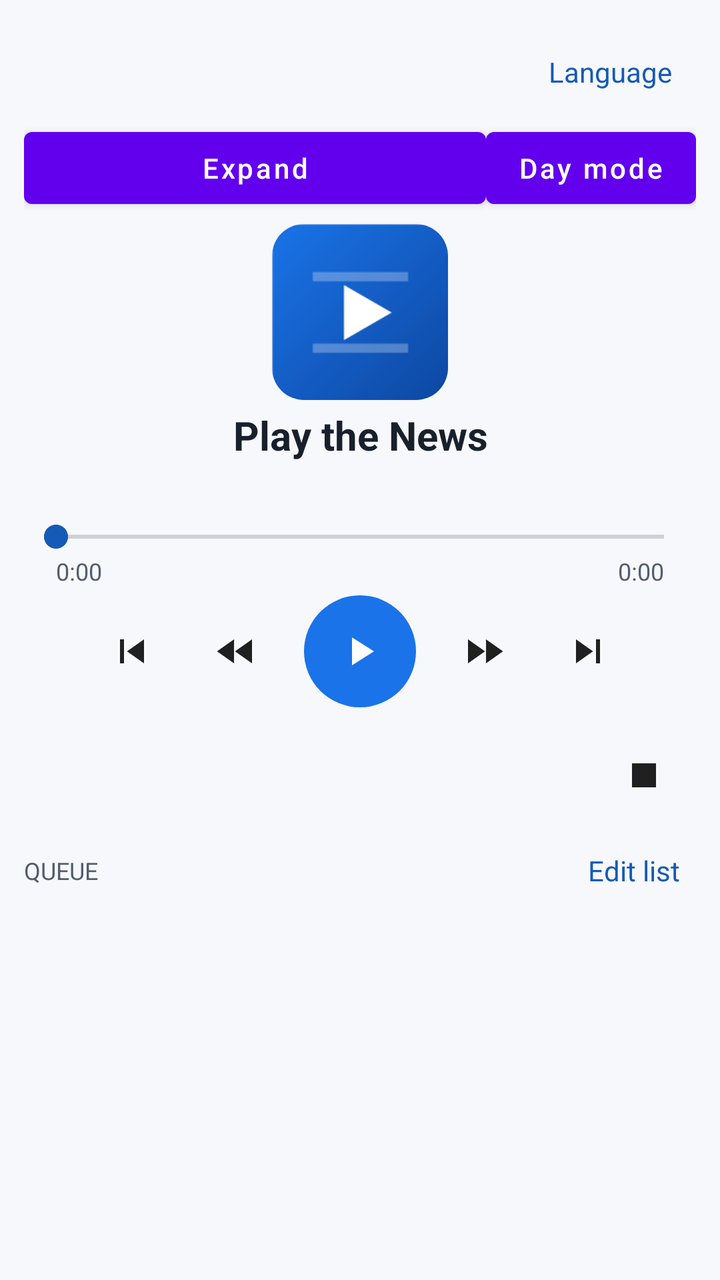
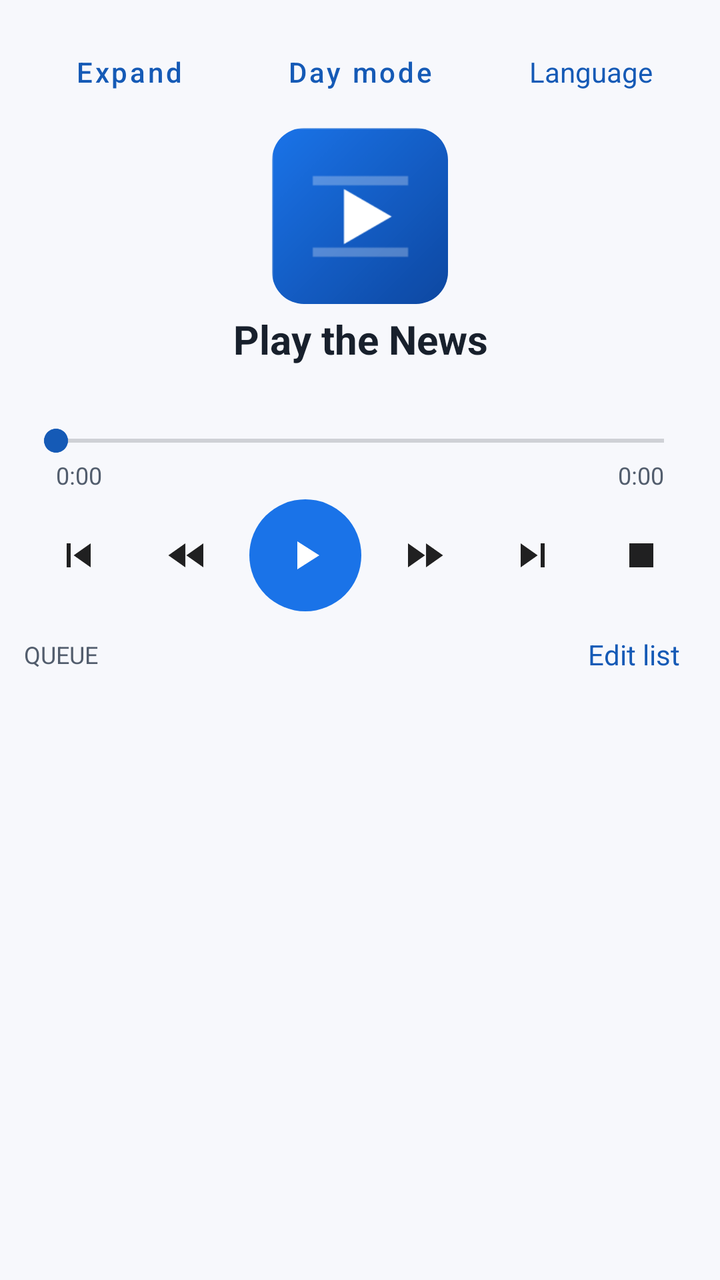

The first picture is an Android layout as it rendered before a commit; the second is the same layout after the commit. The layout source and the unified diff follow.
<!-- AndroidManifest.xml: fallback theme Theme.MaterialComponents.DayNight.NoActionBar -->
<!-- res/layout/activity_player.xml -->
<?xml version="1.0" encoding="utf-8"?>
<FrameLayout xmlns:android="http://schemas.android.com/apk/res/android"
    android:layout_width="match_parent"
    android:layout_height="match_parent"
    android:background="@color/background"
    android:fitsSystemWindows="true">

<LinearLayout
    android:layout_width="match_parent"
    android:layout_height="match_parent"
    android:orientation="vertical"
    android:paddingLeft="12dp"
    android:paddingRight="12dp"
    android:paddingTop="12dp"
    android:paddingBottom="12dp">

    <LinearLayout android:layout_width="match_parent" android:layout_height="wrap_content" android:orientation="horizontal" android:gravity="center_vertical">
    <HorizontalScrollView
        android:layout_weight="1"
        android:layout_width="0dp"
        android:layout_height="wrap_content"
        android:scrollbars="none">
        <LinearLayout
            android:id="@+id/categories"
            android:layout_width="wrap_content"
            android:layout_height="wrap_content"
            android:orientation="horizontal" />
    </HorizontalScrollView>
    <TextView android:id="@+id/language" android:layout_width="wrap_content" android:layout_height="48dp" android:layout_gravity="end" android:gravity="center" android:paddingLeft="12dp" android:paddingRight="12dp" android:textSize="14sp" android:textColor="@color/accent" android:background="?android:attr/selectableItemBackground" android:text="@string/language" />
    </LinearLayout>

    <LinearLayout android:layout_width="match_parent" android:layout_height="wrap_content" android:orientation="horizontal">
        <Button android:id="@+id/collapse_player" android:layout_width="0dp" android:layout_weight="1" android:layout_height="48dp" android:textAllCaps="false" android:textSize="14sp" android:text="@string/expand_player" />
        <Button android:id="@+id/theme_toggle" android:layout_width="wrap_content" android:layout_height="48dp" android:textAllCaps="false" android:textSize="14sp" android:text="@string/day_mode" />
    </LinearLayout>
    <ImageView
        android:id="@+id/art"
        android:layout_width="88dp"
        android:layout_height="88dp"
        android:layout_gravity="center_horizontal"
        android:layout_marginTop="4dp"
        android:background="@drawable/bg_art"
        android:clipToOutline="true"
        android:scaleType="centerCrop"
        android:src="@mipmap/ic_launcher"
        android:contentDescription="@null" />

    <TextView
        android:id="@+id/title"
        android:layout_width="match_parent"
        android:layout_height="wrap_content"
        android:layout_marginTop="4dp"
        android:gravity="center"
        android:maxLines="2"
        android:ellipsize="end"
        android:textColor="@color/primary"
        android:textSize="20sp"
        android:textStyle="bold"
        android:text="@string/app_name" />

    <TextView
        android:id="@+id/subtitle"
        android:layout_width="match_parent"
        android:layout_height="wrap_content"
        android:layout_marginTop="4dp"
        android:gravity="center"
        android:maxLines="1"
        android:ellipsize="end"
        android:textColor="@color/secondary"
        android:textSize="15sp" />

    <LinearLayout android:id="@+id/player_details" android:layout_width="match_parent" android:layout_height="wrap_content" android:orientation="vertical">
    <SeekBar
        android:id="@+id/seek"
        android:layout_width="match_parent"
        android:layout_height="wrap_content"
        android:progressTint="@color/accent"
        android:progressBackgroundTint="#FF5F6368"
        android:thumbTint="@color/accent"
        android:layout_marginTop="4dp" />

    <LinearLayout
        android:layout_width="match_parent"
        android:layout_height="wrap_content"
        android:orientation="horizontal"
        android:paddingLeft="16dp"
        android:paddingRight="16dp">
        <TextView
            android:id="@+id/elapsed"
            android:layout_width="0dp"
            android:layout_height="wrap_content"
            android:layout_weight="1"
            android:textColor="@color/secondary"
            android:textSize="12sp"
            android:text="0:00" />
        <TextView
            android:id="@+id/duration"
            android:layout_width="wrap_content"
            android:layout_height="wrap_content"
            android:textColor="@color/secondary"
            android:textSize="12sp"
            android:text="0:00" />
    </LinearLayout>

    </LinearLayout>
    <LinearLayout
        android:layout_width="match_parent"
        android:layout_height="wrap_content"
        android:layout_marginTop="4dp"
        android:gravity="center"
        android:orientation="horizontal">

        <ImageButton android:id="@+id/prev" style="@style/ControlButton"
            android:src="@drawable/ic_prev" android:contentDescription="@string/previous" />
        <ImageButton android:id="@+id/rewind" style="@style/ControlButton"
            android:src="@drawable/ic_rewind" android:contentDescription="@string/rewind" />
        <ImageButton
            android:id="@+id/play_pause"
            android:layout_width="56dp"
            android:layout_height="56dp"
            android:layout_marginLeft="8dp"
            android:layout_marginRight="8dp"
            android:background="@drawable/bg_play"
            android:scaleType="centerInside"
            android:padding="12dp"
            android:src="@drawable/ic_play"
            android:contentDescription="@string/play_pause" />
        <ImageButton android:id="@+id/forward" style="@style/ControlButton"
            android:src="@drawable/ic_forward" android:contentDescription="@string/forward" />
        <ImageButton android:id="@+id/next" style="@style/ControlButton"
            android:src="@drawable/ic_next" android:contentDescription="@string/next" />
    </LinearLayout>

    <LinearLayout
        android:layout_width="match_parent"
        android:layout_height="wrap_content"
        android:layout_marginTop="8dp"
        android:gravity="center_vertical"
        android:orientation="horizontal">
        <TextView
            android:id="@+id/status"
            android:layout_width="0dp"
            android:layout_height="wrap_content"
            android:layout_weight="1"
            android:textColor="@color/accent"
            android:textSize="13sp" />
        <ImageButton android:id="@+id/stop" style="@style/ControlButton"
            android:src="@drawable/ic_stop" android:contentDescription="@string/stop" />
    </LinearLayout>

    <LinearLayout
        android:layout_width="match_parent"
        android:layout_height="wrap_content"
        android:layout_marginTop="4dp"
        android:gravity="center_vertical"
        android:orientation="horizontal">
        <TextView
            android:id="@+id/queue_label"
            android:layout_width="0dp"
            android:layout_height="wrap_content"
            android:layout_weight="1"
            android:textColor="@color/secondary"
            android:textSize="12sp"
            android:textAllCaps="true"
            android:text="@string/up_next" />
        <TextView
            android:id="@+id/edit_list"
            android:layout_width="wrap_content"
            android:layout_height="wrap_content"
            android:background="?android:attr/selectableItemBackground"
            android:padding="8dp"
            android:textColor="@color/accent"
            android:textSize="14sp"
            android:text="@string/edit_list" />
    </LinearLayout>

    <ListView
        android:id="@+id/queue"
        android:layout_width="match_parent"
        android:layout_height="0dp"
        android:layout_weight="1"
        android:layout_marginTop="4dp"
        android:divider="@null" />
</LinearLayout>
</FrameLayout>
<!-- resources referenced by this layout -->
<resources>
  <color name="accent">#155AB6</color>
  <color name="background">#F7F8FC</color>
  <color name="primary">#18202C</color>
  <color name="secondary">#525D6D</color>
  <!-- drawable bg_art (drawable) -->
  <?xml version="1.0" encoding="utf-8"?>
  <shape xmlns:android="http://schemas.android.com/apk/res/android" android:shape="rectangle">
      <corners android:radius="16dp" />
      <solid android:color="@color/surface" />
  </shape>
  <!-- drawable bg_play (drawable) -->
  <?xml version="1.0" encoding="utf-8"?>
  <ripple xmlns:android="http://schemas.android.com/apk/res/android" android:color="#40FFFFFF">
      <item>
          <shape android:shape="oval">
              <solid android:color="#FF1A73E8" />
          </shape>
      </item>
  </ripple>
  <!-- drawable ic_play (drawable) -->
  <?xml version="1.0" encoding="utf-8"?>
  <vector xmlns:android="http://schemas.android.com/apk/res/android"
      android:width="24dp" android:height="24dp"
      android:viewportWidth="24" android:viewportHeight="24">
      <path android:fillColor="#FFFFFFFF" android:pathData="M8,5v14l11,-7z" />
  </vector>
  <!-- drawable ic_prev (drawable) -->
  <?xml version="1.0" encoding="utf-8"?>
  <vector xmlns:android="http://schemas.android.com/apk/res/android"
      android:width="24dp" android:height="24dp"
      android:viewportWidth="24" android:viewportHeight="24">
      <path android:fillColor="?android:attr/textColorPrimary" android:pathData="M6,6h2v12H6zM9.5,12l8.5,6V6z" />
  </vector>
  <!-- drawable ic_stop (drawable) -->
  <?xml version="1.0" encoding="utf-8"?>
  <vector xmlns:android="http://schemas.android.com/apk/res/android"
      android:width="24dp" android:height="24dp"
      android:viewportWidth="24" android:viewportHeight="24">
      <path android:fillColor="?android:attr/textColorPrimary" android:pathData="M6,6h12v12H6z" />
  </vector>
  <string name="app_name">"Play the News"</string>
  <string name="day_mode">"Day mode"</string>
  <string name="edit_list">"Edit list"</string>
  <string name="expand_player">"Expand"</string>
  <string name="forward">"Forward 30 seconds"</string>
  <string name="language">"Language"</string>
  <string name="next">"Next"</string>
  <string name="play_pause">"Play or pause"</string>
  <string name="previous">"Previous"</string>
  <string name="rewind">"Back 15 seconds"</string>
  <string name="stop">"Stop"</string>
  <string name="up_next">"Queue"</string>
  <style name="ControlButton">
          <item name="android:layout_width">52dp</item>
          <item name="android:layout_height">52dp</item>
          <item name="android:padding">12dp</item>
          <item name="android:scaleType">centerInside</item>
          <item name="android:background">?android:attr/selectableItemBackgroundBorderless</item>
      </style>
  <color name="surface">#E1E7F0</color>
  <!-- unchanged entries left out for length: 4 -->
</resources>

<!-- the commit's change to res/layout/activity_player.xml (unified diff, before → after) -->
@@ -14,25 +14,30 @@
     android:paddingTop="12dp"
     android:paddingBottom="12dp">
 
-    <LinearLayout android:layout_width="match_parent" android:layout_height="wrap_content" android:orientation="horizontal" android:gravity="center_vertical">
+    <LinearLayout
+        android:layout_width="match_parent"
+        android:layout_height="wrap_content"
+        android:orientation="horizontal"
+        android:gravity="center_vertical">
+        <Button android:id="@+id/collapse_player" style="@style/TopAction"
+            android:text="@string/expand_player" />
+        <Button android:id="@+id/theme_toggle" style="@style/TopAction"
+            android:layout_weight="1.2" android:text="@string/day_mode" />
+        <TextView android:id="@+id/language" style="@style/TopAction"
+            android:text="@string/language" />
+    </LinearLayout>
+
     <HorizontalScrollView
-        android:layout_weight="1"
-        android:layout_width="0dp"
+        android:id="@+id/category_scroll"
+        android:layout_width="match_parent"
         android:layout_height="wrap_content"
+        android:visibility="gone"
         android:scrollbars="none">
-        <LinearLayout
-            android:id="@+id/categories"
-            android:layout_width="wrap_content"
-            android:layout_height="wrap_content"
+        <LinearLayout android:id="@+id/categories"
+            android:layout_width="wrap_content" android:layout_height="wrap_content"
             android:orientation="horizontal" />
     </HorizontalScrollView>
-    <TextView android:id="@+id/language" android:layout_width="wrap_content" android:layout_height="48dp" android:layout_gravity="end" android:gravity="center" android:paddingLeft="12dp" android:paddingRight="12dp" android:textSize="14sp" android:textColor="@color/accent" android:background="?android:attr/selectableItemBackground" android:text="@string/language" />
-    </LinearLayout>
 
-    <LinearLayout android:layout_width="match_parent" android:layout_height="wrap_content" android:orientation="horizontal">
-        <Button android:id="@+id/collapse_player" android:layout_width="0dp" android:layout_weight="1" android:layout_height="48dp" android:textAllCaps="false" android:textSize="14sp" android:text="@string/expand_player" />
-        <Button android:id="@+id/theme_toggle" android:layout_width="wrap_content" android:layout_height="48dp" android:textAllCaps="false" android:textSize="14sp" android:text="@string/day_mode" />
-    </LinearLayout>
     <ImageView
         android:id="@+id/art"
         android:layout_width="88dp"
@@ -110,43 +115,37 @@
         android:gravity="center"
         android:orientation="horizontal">
 
-        <ImageButton android:id="@+id/prev" style="@style/ControlButton"
+        <ImageButton android:id="@+id/prev" style="@style/PlayerControlButton"
             android:src="@drawable/ic_prev" android:contentDescription="@string/previous" />
-        <ImageButton android:id="@+id/rewind" style="@style/ControlButton"
+        <ImageButton android:id="@+id/rewind" style="@style/PlayerControlButton"
             android:src="@drawable/ic_rewind" android:contentDescription="@string/rewind" />
         <ImageButton
             android:id="@+id/play_pause"
             android:layout_width="56dp"
             android:layout_height="56dp"
-            android:layout_marginLeft="8dp"
-            android:layout_marginRight="8dp"
+            android:layout_marginLeft="4dp"
+            android:layout_marginRight="4dp"
             android:background="@drawable/bg_play"
             android:scaleType="centerInside"
             android:padding="12dp"
             android:src="@drawable/ic_play"
             android:contentDescription="@string/play_pause" />
-        <ImageButton android:id="@+id/forward" style="@style/ControlButton"
+        <ImageButton android:id="@+id/forward" style="@style/PlayerControlButton"
             android:src="@drawable/ic_forward" android:contentDescription="@string/forward" />
-        <ImageButton android:id="@+id/next" style="@style/ControlButton"
+        <ImageButton android:id="@+id/next" style="@style/PlayerControlButton"
             android:src="@drawable/ic_next" android:contentDescription="@string/next" />
+        <ImageButton android:id="@+id/stop" style="@style/PlayerControlButton"
+            android:src="@drawable/ic_stop" android:contentDescription="@string/stop" />
     </LinearLayout>
 
-    <LinearLayout
+    <TextView
+        android:id="@+id/status"
         android:layout_width="match_parent"
         android:layout_height="wrap_content"
-        android:layout_marginTop="8dp"
-        android:gravity="center_vertical"
-        android:orientation="horizontal">
-        <TextView
-            android:id="@+id/status"
-            android:layout_width="0dp"
-            android:layout_height="wrap_content"
-            android:layout_weight="1"
-            android:textColor="@color/accent"
-            android:textSize="13sp" />
-        <ImageButton android:id="@+id/stop" style="@style/ControlButton"
-            android:src="@drawable/ic_stop" android:contentDescription="@string/stop" />
-    </LinearLayout>
+        android:layout_marginTop="4dp"
+        android:visibility="gone"
+        android:textColor="@color/accent"
+        android:textSize="13sp" />
 
     <LinearLayout
         android:layout_width="match_parent"
<!-- resource entries referenced after the edit -->
@@ -52,6 +52,24 @@
   <string name="rewind">"Back 15 seconds"</string>
   <string name="stop">"Stop"</string>
   <string name="up_next">"Queue"</string>
+  <style name="PlayerControlButton" parent="ControlButton">
+          <item name="android:layout_width">0dp</item>
+          <item name="android:layout_weight">1</item>
+          <item name="android:layout_height">56dp</item>
+      </style>
+  <style name="TopAction">
+          <item name="android:layout_width">0dp</item>
+          <item name="android:layout_weight">1</item>
+          <item name="android:layout_height">48dp</item>
+          <item name="android:minWidth">0dp</item>
+          <item name="android:paddingLeft">4dp</item>
+          <item name="android:paddingRight">4dp</item>
+          <item name="android:gravity">center</item>
+          <item name="android:textAllCaps">false</item>
+          <item name="android:textSize">14sp</item>
+          <item name="android:textColor">@color/accent</item>
+          <item name="android:background">?android:attr/selectableItemBackground</item>
+      </style>
   <style name="ControlButton">
           <item name="android:layout_width">52dp</item>
           <item name="android:layout_height">52dp</item>
